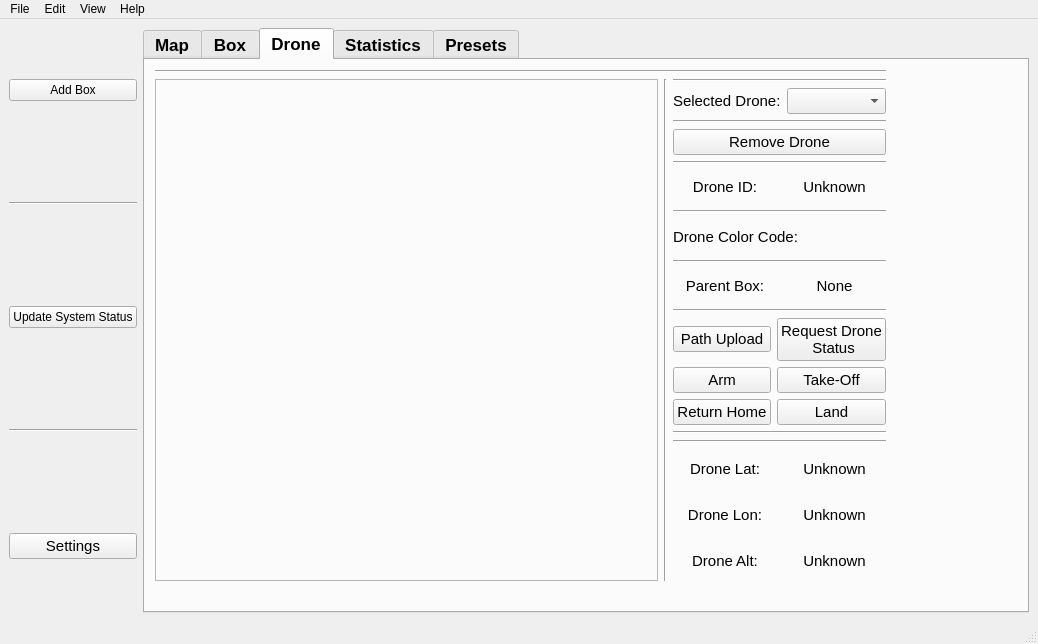
First picture: the form in ros2_ws/src/hmi/ui/mainwindow.ui, repository Samwise101/EiRT-AscenD-Robotics, before the edit.
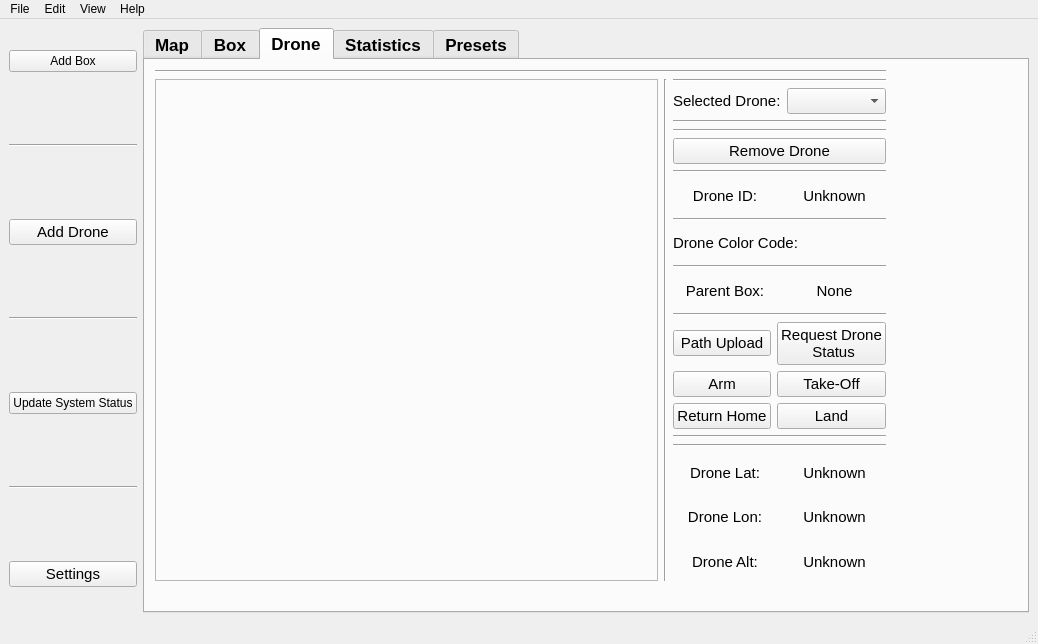
Second picture: the form after the edit. The open tabs and pages were chosen to show the change. Icons and pictures are not drawn.

Commit message: Fixed multiple bugs with data vis, added drone visualization and rmeoval of drones when box is removed and separate removal on button click

Diff of the .ui file:
```diff
--- a/ros2_ws/src/hmi/ui/mainwindow.ui
+++ b/ros2_ws/src/hmi/ui/mainwindow.ui
@@ -45,6 +45,31 @@
           </property>
          </widget>
         </item>
+        <item>
+         <widget class="Line" name="line_26">
+          <property name="orientation">
+           <enum>Qt::Horizontal</enum>
+          </property>
+         </widget>
+        </item>
+        <item>
+         <widget class="QPushButton" name="addDroneButton">
+          <property name="font">
+           <font>
+            <pointsize>11</pointsize>
+            <weight>50</weight>
+            <bold>false</bold>
+           </font>
+          </property>
+          <property name="text">
+           <string>Add Drone</string>
+          </property>
+          <property name="icon">
+           <iconset resource="../resources/resources.qrc">
+            <normaloff>:/images/icons/add_drone.png</normaloff>:/images/icons/add_drone.png</iconset>
+          </property>
+         </widget>
+        </item>
         <item>
          <widget class="Line" name="line_20">
           <property name="orientation">
@@ -112,7 +137,7 @@
            </font>
           </property>
           <property name="currentIndex">
-           <number>2</number>
+           <number>1</number>
           </property>
           <widget class="QWidget" name="map_tab">
            <attribute name="icon">
@@ -847,7 +872,7 @@
                 </widget>
                </item>
                <item>
-                <layout class="QVBoxLayout" name="verticalLayout_5" stretch="0,0,0,0,0,0,0,0,0,0,0">
+                <layout class="QVBoxLayout" name="verticalLayout_5" stretch="0,0,0,0,0,0,0,0,0,0,0,0">
                  <item>
                   <widget class="Line" name="line_10">
                    <property name="orientation">
@@ -884,6 +909,13 @@
                    </item>
                   </layout>
                  </item>
+                 <item>
+                  <widget class="Line" name="line_25">
+                   <property name="orientation">
+                    <enum>Qt::Horizontal</enum>
+                   </property>
+                  </widget>
+                 </item>
                  <item>
                   <widget class="Line" name="line_8">
                    <property name="orientation">
```
Left out of the diff: 33 changed lines with no effect on the pictures. The commit also changes 2325 other files.
